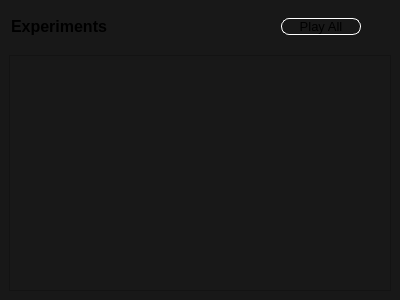
Above: src/gui/forms/projectwidget.ui from evoplex/evoplex before the change. Below: the same form after it.
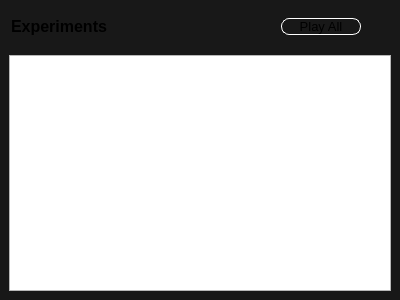
That is the form after the change. Custom widgets are drawn as their Qt base class.

Commit message: pluginspage - fix tabs settings

```diff
--- a/src/gui/forms/projectwidget.ui
+++ b/src/gui/forms/projectwidget.ui
@@ -13,9 +13,11 @@
   <property name="windowTitle">
    <string>DockWidget</string>
   </property>
-  <widget class="QWidget" name="dockWidgetContents">
+  <widget class="QWidget" name="contents">
    <property name="styleSheet">
-    <string notr="true">background-color: rgb(24, 24, 24);</string>
+    <string notr="true">QWidget#contents {
+background-color: rgb(24, 24, 24);
+}</string>
    </property>
    <layout class="QVBoxLayout" name="verticalLayout">
     <item>
```
The commit also changes 1 other file.
